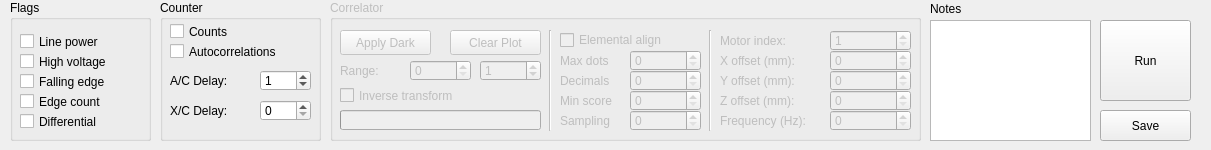
Old version of the form line.ui in the repository ahp-electronics/xc-gui.
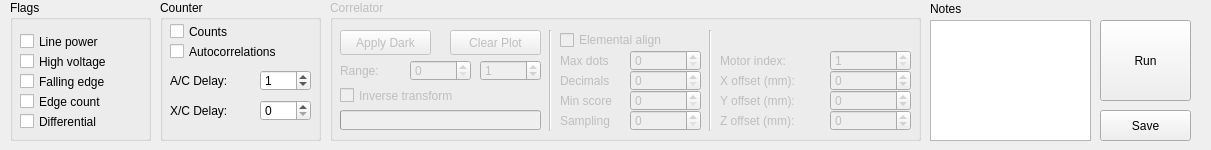
New version of the form.

Commit message: Corrected frequency decades

What changed in the file:
```diff
--- a/line.ui
+++ b/line.ui
@@ -336,17 +336,23 @@
     <property name="geometry">
      <rect>
       <x>500</x>
-      <y>90</y>
+      <y>110</y>
       <width>81</width>
       <height>21</height>
      </rect>
     </property>
+    <property name="minimum">
+     <number>-10000000</number>
+    </property>
+    <property name="maximum">
+     <number>10000000</number>
+    </property>
    </widget>
    <widget class="QLabel" name="label_11">
     <property name="geometry">
      <rect>
       <x>390</x>
-      <y>90</y>
+      <y>110</y>
       <width>101</width>
       <height>21</height>
      </rect>
@@ -359,7 +365,7 @@
     <property name="geometry">
      <rect>
       <x>390</x>
-      <y>70</y>
+      <y>90</y>
       <width>101</width>
       <height>21</height>
      </rect>
@@ -372,27 +378,39 @@
     <property name="geometry">
      <rect>
       <x>500</x>
-      <y>50</y>
+      <y>70</y>
       <width>81</width>
       <height>21</height>
      </rect>
     </property>
+    <property name="minimum">
+     <number>-10000000</number>
+    </property>
+    <property name="maximum">
+     <number>10000000</number>
+    </property>
    </widget>
    <widget class="QSpinBox" name="y_location">
     <property name="geometry">
      <rect>
       <x>500</x>
-      <y>70</y>
+      <y>90</y>
       <width>81</width>
       <height>21</height>
      </rect>
     </property>
+    <property name="minimum">
+     <number>-10000000</number>
+    </property>
+    <property name="maximum">
+     <number>10000000</number>
+    </property>
    </widget>
    <widget class="QLabel" name="label_9">
     <property name="geometry">
      <rect>
       <x>390</x>
-      <y>50</y>
+      <y>70</y>
       <width>101</width>
       <height>21</height>
      </rect>
@@ -414,29 +432,6 @@
      <enum>Qt::Vertical</enum>
     </property>
    </widget>
-   <widget class="QSpinBox" name="z_location_2">
-    <property name="geometry">
-     <rect>
-      <x>500</x>
-      <y>110</y>
-      <width>81</width>
-      <height>21</height>
-     </rect>
-    </property>
-   </widget>
-   <widget class="QLabel" name="label_12">
-    <property name="geometry">
-     <rect>
-      <x>390</x>
-      <y>110</y>
-      <width>111</width>
-      <height>21</height>
-     </rect>
-    </property>
-    <property name="text">
-     <string>Frequency (Hz):</string>
-    </property>
-   </widget>
    <widget class="QCheckBox" name="ElementalAlign">
     <property name="enabled">
      <bool>false</bool>
@@ -457,7 +452,7 @@
     <property name="geometry">
      <rect>
       <x>390</x>
-      <y>30</y>
+      <y>50</y>
       <width>101</width>
       <height>21</height>
      </rect>
@@ -470,7 +465,7 @@
     <property name="geometry">
      <rect>
       <x>500</x>
-      <y>30</y>
+      <y>50</y>
       <width>81</width>
       <height>21</height>
      </rect>
```
The commit also changes 2 other files.
